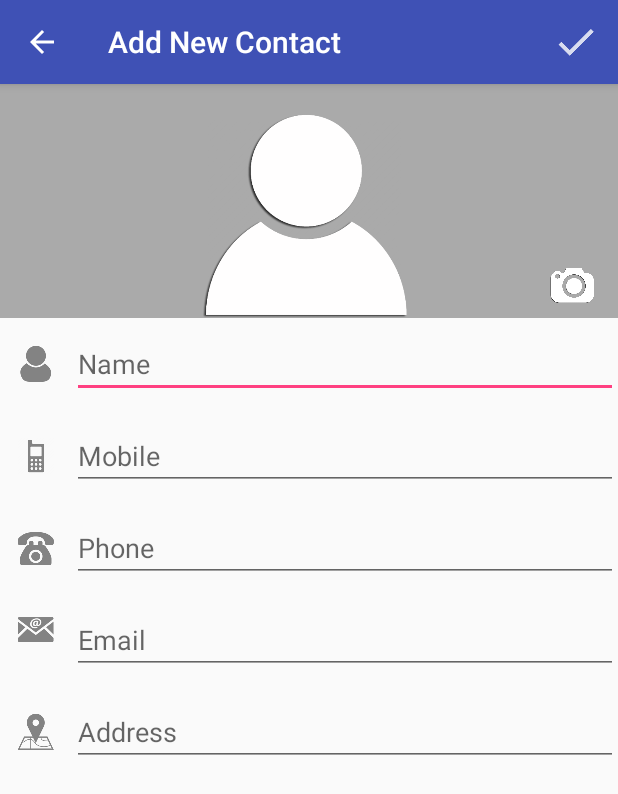
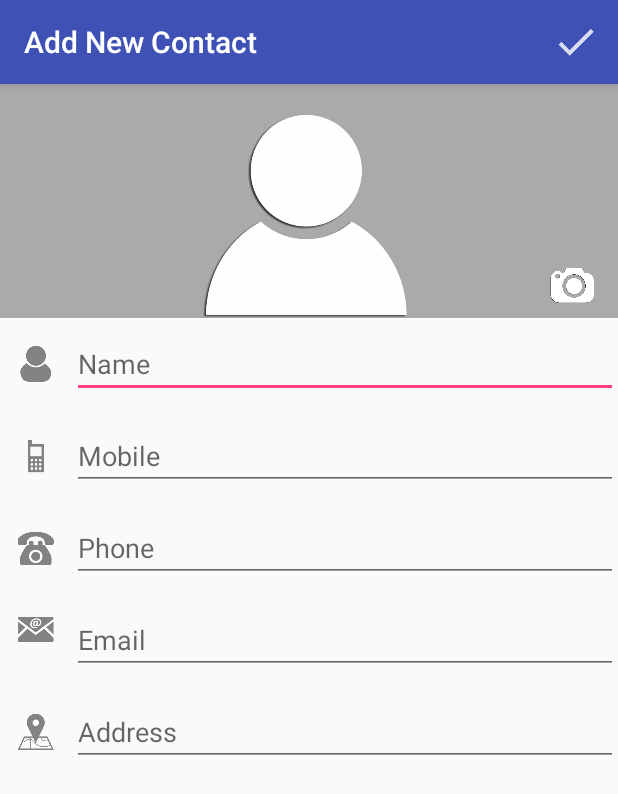
Before and after one commit to t20anand/contactsync, an Android app: the NewContact screen opened directly, with no data from a screen before it, on a phone screen of 412 x 824 dp. Shown: the top 794 px of the screen. Run offline under Robolectric (Android 15) with nearby library versions, the phone set to English and light mode, and no system bars; our stand-ins replace Firebase (no records; nobody signed in at launch, a user with empty details on screens opened directly).

Commit message:
layout modified

```diff
--- a/app/src/main/AndroidManifest.xml
+++ b/app/src/main/AndroidManifest.xml
@@ -29,7 +29,6 @@
         </activity>
         <activity android:name=".NewContact"
             android:label="@string/newContactLabel">
-            <meta-data android:name="android.support.PARENT_ACTIVITY" android:value=".MainActivity"></meta-data>
         </activity>
 
         <!-- Service -->
--- a/app/src/main/res/layout/activity_new_contact.xml
+++ b/app/src/main/res/layout/activity_new_contact.xml
@@ -26,9 +26,7 @@
             <ImageView
                 android:id="@+id/imageViewContact"
                 android:layout_width="match_parent"
-                android:layout_height="wrap_content"
-                android:minHeight="200dp"
-                android:maxHeight="220dp"
+                android:layout_height="220dp"
                 android:scaleType="centerCrop"
                 android:visibility="gone"
                 app:srcCompat="@drawable/ic_person" />
```
